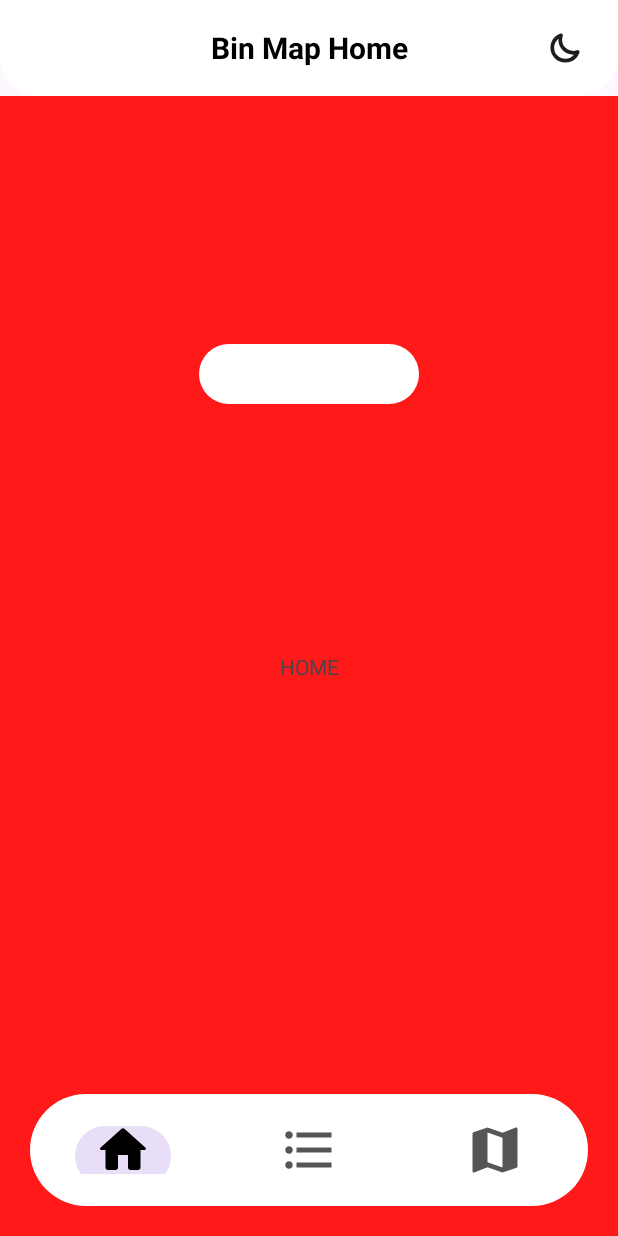
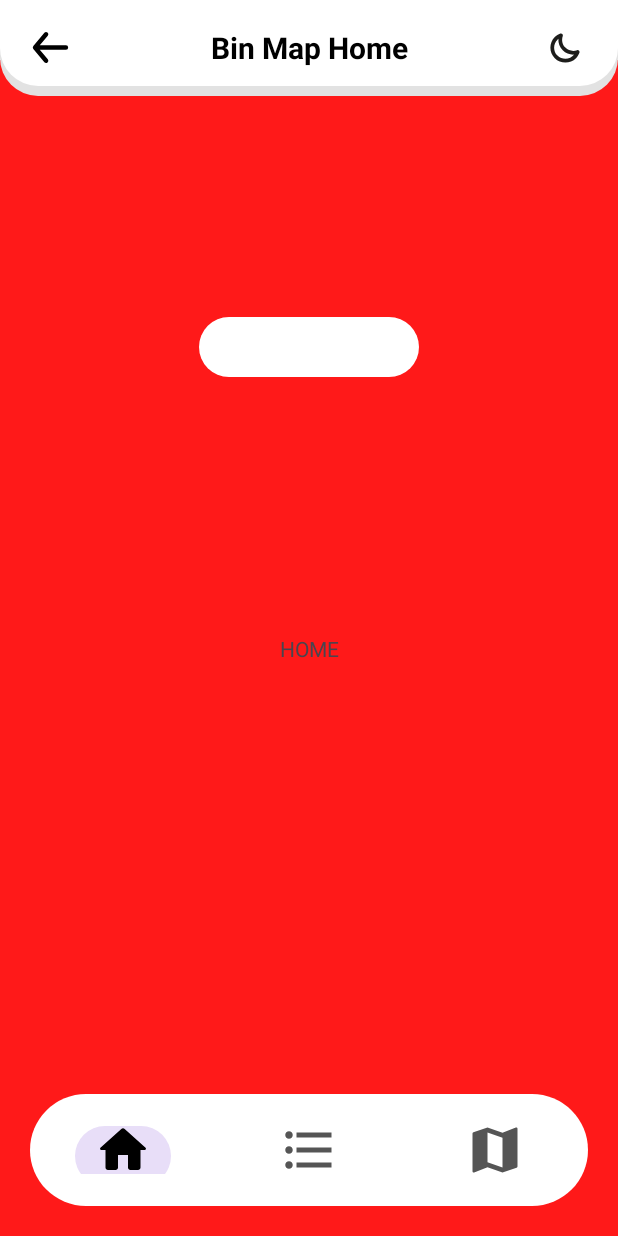
Before and after one commit to G-Altieri/Bin_Map, an Android app: the screen it shows after launch (MainActivity), on a phone screen of 412 x 824 dp. Run offline under Robolectric (Android 15) with nearby library versions, the phone set to English and light mode, and no system bars; our stand-ins replace navigation-ui.

Commit message:
inizio aggiunta back arrow

```diff
--- a/app/src/main/java/it/gteam/app/bin_map/CalendarFragment.java
+++ b/app/src/main/java/it/gteam/app/bin_map/CalendarFragment.java
@@ -7,9 +7,12 @@ import androidx.annotation.Nullable;
 import androidx.fragment.app.Fragment;
 import androidx.recyclerview.widget.LinearLayoutManager;
 
+import android.util.Log;
 import android.view.LayoutInflater;
 import android.view.View;
 import android.view.ViewGroup;
+import android.widget.Button;
+import android.widget.ImageView;
 
 //import com.github.barteksc.pdfviewer.PDFView;
 
@@ -38,6 +41,8 @@ public class CalendarFragment extends Fragment {
         //Caricamento Pdf Nella View
         binding.pdfView.fromAsset("CalendarioRifiuti.pdf").load();
 
+
+
         return binding.getRoot();
 
     }
--- a/app/src/main/java/it/gteam/app/bin_map/HomeFragment.java
+++ b/app/src/main/java/it/gteam/app/bin_map/HomeFragment.java
@@ -26,7 +26,8 @@ public class HomeFragment extends Fragment {
         binding.buttonHomeCalendar.setOnClickListener(new View.OnClickListener() {
                    @Override
                    public void onClick(View v) {
-                                Bundle bundle = new Bundle();Navigation.findNavController(v)
+                                Bundle bundle = new Bundle();
+                                Navigation.findNavController(v)
                         .navigate(R.id.action_menu_home_to_fragment_calendar, bundle);
                    }
                });
--- a/app/src/main/java/it/gteam/app/bin_map/MainActivity.java
+++ b/app/src/main/java/it/gteam/app/bin_map/MainActivity.java
@@ -73,12 +73,24 @@ public class MainActivity extends AppCompatActivity {
 
         //Fine Cambio Tema
 
-        //Codice Bottone Calendario
+        //Codice arrow back
+
+        //Button back Arrow
+        ImageView imageView = (ImageView) findViewById(R.id.buttonBack);
+     /*   imageView.setOnClickListener(new View.OnClickListener() {
+            public void onClick(View v) {
+                Bundle bundle = new Bundle();
+                NavHostFragment navHostFragment = (NavHostFragment) getSupportFragmentManager()
+                        .findFragmentById(R.id.nav_graph);
+                NavController navCo = navHostFragment.getNavController();
+                navCo.navigate(R.id.menu_home, bundle);
+            }
+        });*/
 
 
 
 
-        //Fine codice bottone calendario
+        //Fine arrow back
 
 
 
--- /dev/null
+++ b/app/src/main/res/drawable/back_arrow.xml
@@ -0,0 +1,14 @@
+<vector xmlns:android="http://schemas.android.com/apk/res/android"
+    android:width="24dp"
+    android:height="24dp"
+    android:viewportWidth="24"
+    android:viewportHeight="24">
+  <path
+      android:fillColor="#FF000000"
+      android:pathData="M24,0l-0,24l-24,0l-0,-24z"
+      android:strokeAlpha="0"
+      android:fillAlpha="0"/>
+  <path
+      android:fillColor="#FF000000"
+      android:pathData="M19,11H7.14l3.63,-4.36a1,1 0,1 0,-1.54 -1.28l-5,6a1.19,1.19 0,0 0,-0.09 0.15c0,0.05 0,0.08 -0.07,0.13A1,1 0,0 0,4 12a1,1 0,0 0,0.07 0.36c0,0.05 0,0.08 0.07,0.13a1.19,1.19 0,0 0,0.09 0.15l5,6A1,1 0,0 0,10 19a1,1 0,0 0,0.64 -0.23,1 1,0 0,0 0.13,-1.41L7.14,13H19a1,1 0,0 0,0 -2z"/>
+</vector>
--- a/app/src/main/res/drawable/rounded_corner_top.xml
+++ b/app/src/main/res/drawable/rounded_corner_top.xml
@@ -1,9 +1,20 @@
 <?xml version="1.0" encoding="utf-8"?>
-<shape xmlns:android="http://schemas.android.com/apk/res/android"
-    android:shape="rectangle"
+<layer-list xmlns:android="http://schemas.android.com/apk/res/android" >
 
-    >
-<solid android:color="?attr/colorPrimary"   />
-    <corners android:bottomLeftRadius="25dp"
-        android:bottomRightRadius="25dp"/>
-</shape>
+    <!-- "shadow" -->
+    <item>
+        <shape android:shape="rectangle" >
+            <solid android:color="?attr/shadowToolBar"/>
+            <corners android:radius="25dp" />
+        </shape>
+    </item>
+
+    <item android:bottom="10px">
+        <shape android:shape="rectangle">
+            <solid android:color="?attr/colorPrimary"/>
+            <corners android:bottomLeftRadius="25dp"
+                android:bottomRightRadius="25dp" />
+        </shape>
+    </item>
+
+</layer-list>
--- /dev/null
+++ b/app/src/main/res/drawable/toolbar_dropshadow.xml
@@ -0,0 +1,9 @@
+<?xml version="1.0" encoding="utf-8"?>
+<shape xmlns:android="http://schemas.android.com/apk/res/android"
+    android:shape="rectangle">
+
+    <gradient android:startColor="@android:color/transparent"
+        android:endColor="#88333333"
+        android:angle="90"/>
+
+</shape>
--- a/app/src/main/res/layout/activity_main.xml
+++ b/app/src/main/res/layout/activity_main.xml
@@ -4,31 +4,32 @@
     xmlns:tools="http://schemas.android.com/tools"
     android:layout_width="match_parent"
     android:layout_height="match_parent"
+    android:elevation="10dp"
     tools:context=".MainActivity"
-   >
+    app:navGraph="@navigation/nav_graph" >
 
     <include
         android:id="@+id/mytoolbar"
         layout="@layout/toolbar"
+        android:elevation="10dp"
         app:layout_constraintEnd_toEndOf="parent"
         app:layout_constraintStart_toStartOf="parent"
-        app:layout_constraintTop_toTopOf="parent"
-        />
+        app:layout_constraintTop_toTopOf="parent" />
 
     <com.google.android.material.bottomnavigation.BottomNavigationView
         android:id="@+id/bottomNavigationView"
         android:layout_width="match_parent"
         android:layout_height="0dp"
         android:layout_margin="20dp"
+        android:background="@drawable/rounded_corner"
         android:minHeight="?attr/actionBarSize"
+        android:paddingVertical="5dp"
+        app:itemIconSize="40dp"
+        app:itemIconTint="@drawable/item_selector"
+        app:labelVisibilityMode="unlabeled"
         app:layout_constraintBottom_toBottomOf="parent"
         app:layout_constraintEnd_toEndOf="parent"
         app:layout_constraintStart_toStartOf="parent"
-        android:background="@drawable/rounded_corner"
-        app:labelVisibilityMode="unlabeled"
-        app:itemIconSize="40dp"
-        app:itemIconTint="@drawable/item_selector"
-        android:paddingVertical="5dp"
 
         app:menu="@menu/bottom_menu" />
 
@@ -37,14 +38,16 @@
         android:name="androidx.navigation.fragment.NavHostFragment"
         android:layout_width="0dp"
         android:layout_height="0dp"
+        android:layout_marginTop="40dp"
         app:defaultNavHost="true"
         app:layout_constraintBottom_toBottomOf="parent"
         app:layout_constraintEnd_toEndOf="parent"
         app:layout_constraintHorizontal_bias="0.0"
         app:layout_constraintStart_toStartOf="parent"
-        app:layout_constraintTop_toBottomOf="@+id/mytoolbar"
+        app:layout_constraintTop_toTopOf="@+id/mytoolbar"
         app:layout_constraintVertical_bias="0.0"
-        app:navGraph="@navigation/nav_graph" />
+        app:navGraph="@navigation/nav_graph"
+        />
 
 
 </androidx.constraintlayout.widget.ConstraintLayout>
--- a/app/src/main/res/layout/toolbar.xml
+++ b/app/src/main/res/layout/toolbar.xml
@@ -4,9 +4,18 @@
 <androidx.appcompat.widget.Toolbar xmlns:android="http://schemas.android.com/apk/res/android"
     android:layout_width="match_parent"
     android:layout_height="wrap_content"
-    android:elevation="4dp"
+    android:elevation="10dp"
     android:background="@drawable/rounded_corner_top"
+
     >
+
+         <ImageView
+            android:id="@+id/buttonBack"
+            android:layout_width="35dp"
+            android:layout_height="35dp"
+            android:layout_gravity="left"
+            android:layout_marginLeft="15dp"
+            android:src="@drawable/back_arrow"/>
 
             <TextView
                 android:layout_width="wrap_content"
@@ -26,6 +35,8 @@
                 android:layout_marginRight="15dp"
                 android:src="@drawable/sun"/>
 
+
+
 <!--
     <Button
         android:id="@+id/buttonTestTheme"
--- a/app/src/main/res/navigation/nav_graph.xml
+++ b/app/src/main/res/navigation/nav_graph.xml
@@ -22,5 +22,9 @@
         android:id="@+id/fragment_calendar"
         android:name="it.gteam.app.bin_map.CalendarFragment"
         android:label="fragment_calendar"
-        tools:layout="CalendarFragment" />
+        tools:layout="CalendarFragment" >
+        <action
+            android:id="@+id/action_fragment_calendar_to_menu_home"
+            app:destination="@id/menu_home" />
+    </fragment>
 </navigation>
--- a/app/src/main/res/values-night/themes.xml
+++ b/app/src/main/res/values-night/themes.xml
@@ -7,6 +7,7 @@
         <item name="textColorPrimary">@color/white</item>
         <item name="colorIconNavBar">#616161</item>
         <item name="themeName">dark</item>
+        <item name="shadowToolBar">#383838</item>
 
         <item name="android:statusBarColor" tools:targetApi='l'>@color/dark</item>
         <item name="android:windowLightStatusBar" tools:targetApi='q'>false</item>
--- a/app/src/main/res/values/attr.xml
+++ b/app/src/main/res/values/attr.xml
@@ -5,6 +5,8 @@
         <attr name="colorIconNavBar" format="color"></attr>
         <attr name="themeName" format="string"></attr>
 
+        <attr name="shadowToolBar" format="color"></attr>
+
 
     </declare-styleable>
 </resources>
--- a/app/src/main/res/values/themes.xml
+++ b/app/src/main/res/values/themes.xml
@@ -9,6 +9,8 @@
         <item name="android:statusBarColor" tools:targetApi='l'>#fff</item>
         <item name="android:windowLightStatusBar" tools:targetApi='q'>true</item>
         <item name="android:windowLightNavigationBar" tools:targetApi='q'>true</item>
+        <item name="shadowToolBar">#E2E2E2</item>
+
     </style>
 
     <style name="Theme.Bin_Map" parent="Base.Theme.Bin_Map" />
```
Lines whose indentation alone changed are shown as unchanged.
